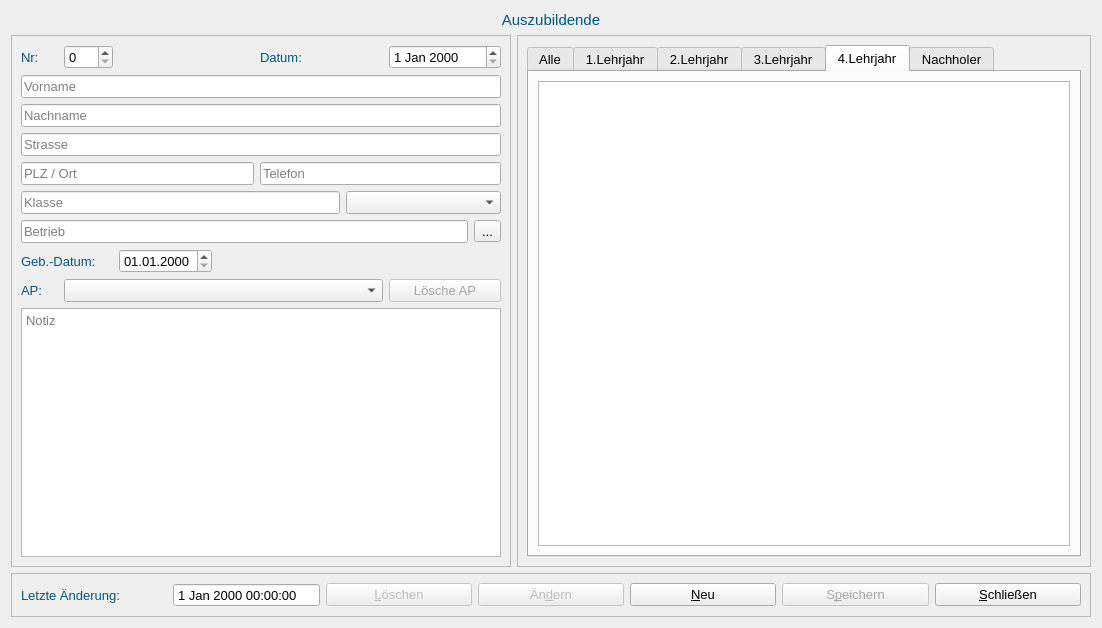
Qt form formapprentice.ui (fasa1964/fshkkap) before a commit.
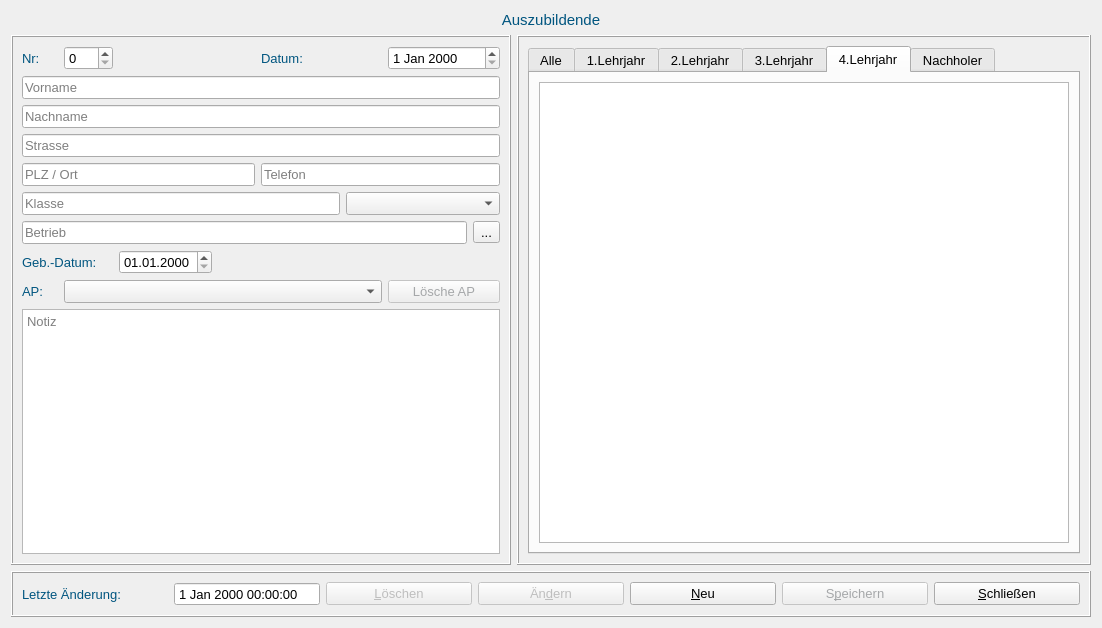
The same form after that commit. The open tabs and pages were chosen to show the change.

Commit message: Add function changeButtonClicked, deleteSkillButtonClicked.

The edit to the form file:
```diff
--- a/formapprentice.ui
+++ b/formapprentice.ui
@@ -92,7 +92,7 @@
       </size>
      </property>
      <property name="frameShape">
-      <enum>QFrame::StyledPanel</enum>
+      <enum>QFrame::Box</enum>
      </property>
      <property name="frameShadow">
       <enum>QFrame::Raised</enum>
@@ -479,7 +479,7 @@
       </sizepolicy>
      </property>
      <property name="frameShape">
-      <enum>QFrame::StyledPanel</enum>
+      <enum>QFrame::Box</enum>
      </property>
      <property name="frameShadow">
       <enum>QFrame::Raised</enum>
@@ -558,7 +558,7 @@
    <item row="2" column="0" colspan="2">
     <widget class="QFrame" name="frame_3">
      <property name="frameShape">
-      <enum>QFrame::StyledPanel</enum>
+      <enum>QFrame::Box</enum>
      </property>
      <property name="frameShadow">
       <enum>QFrame::Raised</enum>
```
Left out of the diff: 44 changed lines with no effect on the pictures. The commit also changes 2 other files.
